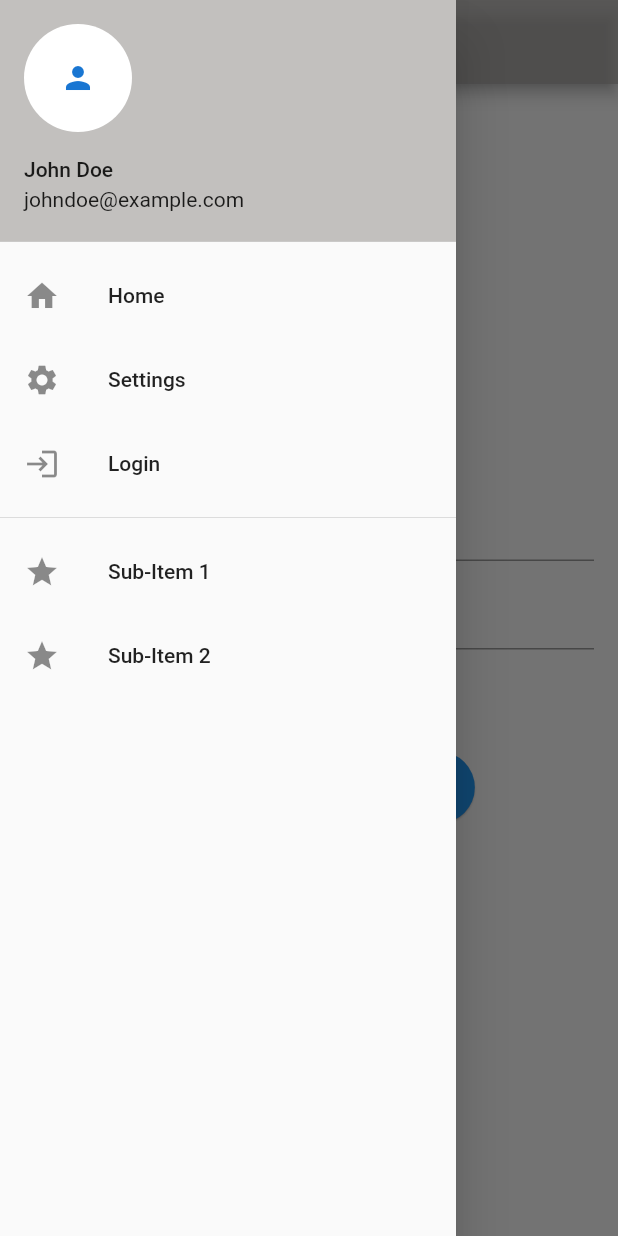
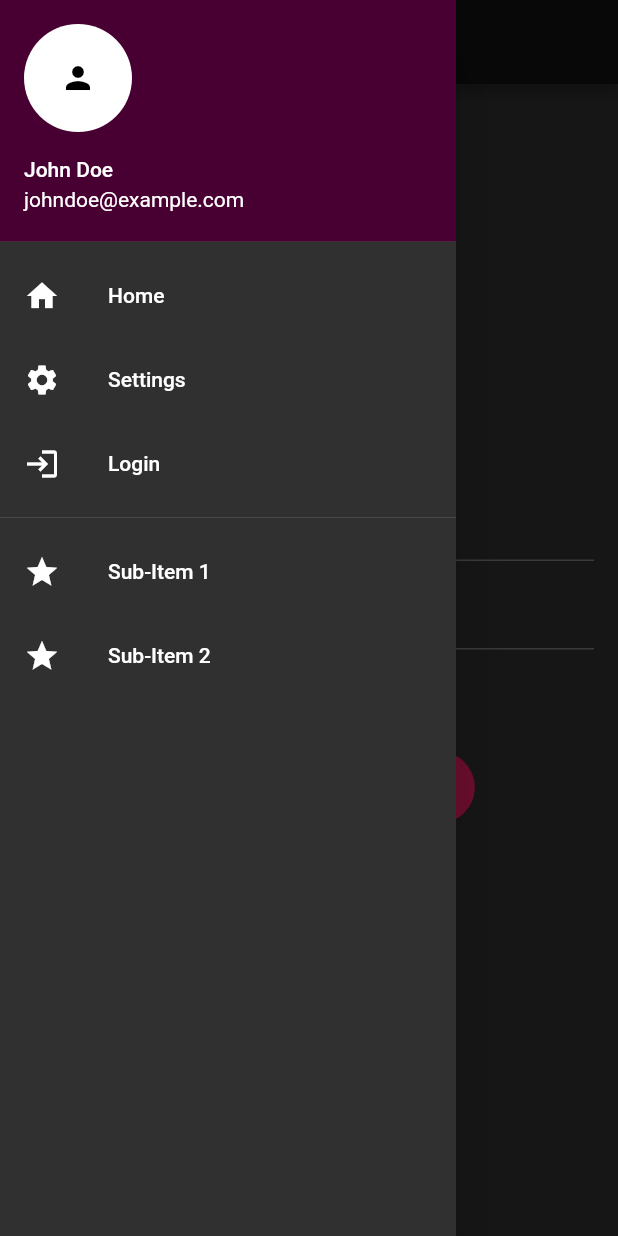
Before and after one commit to ChristopherLeidich/D20Weather, a Flutter app: the LoginPage screen opened directly, in the side drawer, after a tap on "Login", on a phone screen of 412 x 824 dp. Run offline on Flutter 3.47's test engine with Material 2 defaults, Android fonts, the light colour scheme and no system bars; our stand-ins replace carousel_slider, firebase_auth, firebase_core, font_awesome_flutter, google_sign_in; missing offline and left inert: flutter_gradient_app_bar, flutter_weather_bg_null_safety, parallax_rain, starsview; accounts and stored records are empty.

Commit message:
weatherThemes modular 1.0

```diff
--- a/lib/main.dart
+++ b/lib/main.dart
@@ -1,4 +1,4 @@
-import 'dart:io';
+//import 'dart:io';
 
 import 'dart:async';
 import 'package:fantasy_weather_app/Widgets/themes.dart';
@@ -7,17 +7,17 @@ import 'package:flutter/rendering.dart';
 import 'package:fantasy_weather_app/Widgets/carousel_slider.dart';
 import 'package:carousel_slider/carousel_slider.dart';
 import 'package:fantasy_weather_app/Widgets/drawer_widget.dart';
-//import 'package:fantasy_weather_app/Widgets/starviewfield.dart';
+import 'package:fantasy_weather_app/Widgets/starviewfield.dart';
 import 'dart:math';
 
 //import 'package:flutter/services.dart';
 //import 'package:google_fonts/google_fonts.dart';
 //import 'package:qr_flutter/qr_flutter.dart';
 
-import 'package:flutter/foundation.dart';
+//import 'package:flutter/foundation.dart';
 import 'package:firebase_core/firebase_core.dart';
-import 'package:firebase_auth/firebase_auth.dart';
-import 'package:google_sign_in/google_sign_in.dart';
+//import 'package:firebase_auth/firebase_auth.dart';
+//import 'package:google_sign_in/google_sign_in.dart';
 import 'firebase_options.dart';
 
 
@@ -31,7 +31,7 @@ import 'package:flutter_weather_bg_null_safety/flutter_weather_bg.dart';
 // import 'package:flutter_weather_bg_null_safety/utils/image_utils.dart';
 // import 'package:flutter_weather_bg_null_safety/utils/print_utils.dart';
 // import 'package:flutter_weather_bg_null_safety/utils/weather_type.dart';
-// import 'package:parallax_rain/parallax_rain.dart';
+import 'package:parallax_rain/parallax_rain.dart';
 
 
 void main() async {
@@ -49,54 +49,11 @@ class MyApp extends StatelessWidget {
   String get name => 'foo';
 
 
-  Future<void> initializeDefault() async {
-    FirebaseApp app = await Firebase.initializeApp(
-      options: DefaultFirebaseOptions.currentPlatform,
-    );
-    print('Initialized default app $app');
-  }
-
-  Future<void> initializeDefaultFromAndroidResource() async {
-    if (defaultTargetPlatform != TargetPlatform.android || kIsWeb) {
-      print('Not running on Android, skipping');
-      return;
-    }
-    FirebaseApp app = await Firebase.initializeApp();
-    print('Initialized default app $app from Android resource');
-  }
-
-  Future<void> initializeSecondary() async {
-    FirebaseApp app = await Firebase.initializeApp(
-      name: name,
-      options: DefaultFirebaseOptions.currentPlatform,
-    );
-
-    print('Initialized $app');
-  }
-
-  void apps() {
-    final List<FirebaseApp> apps = Firebase.apps;
-    print('Currently initialized apps: $apps');
-  }
-
-  void options() {
-    final FirebaseApp app = Firebase.app();
-    final options = app.options;
-    print('Current options for app ${app.name}: $options');
-  }
-
-  Future<void> delete() async {
-    final FirebaseApp app = Firebase.app(name);
-    await app.delete();
-    print('App $name deleted');
-  }
-
-
   @override
   Widget build(BuildContext context) {
     return MaterialApp(
       debugShowCheckedModeBanner: false,
-      theme: ThemeClass.lightTheme,
+      theme: ThemeClass.darkTheme,
       home: const MyCustomAppBar(),
     );
   }
@@ -162,7 +119,6 @@ class _MyCustomAppBarState extends State<MyCustomAppBar> {
   double doubleValues = 0.0;    //used for generating a random double Value
   String printableValues = '0.0'; //this is the temperature that gets printed in the End
   String preSymbol = '+';      //Symbol for negative/Positive Temperatures
-
 
   //dice section
   int d2 = 1;
@@ -342,11 +298,74 @@ class _MyCustomAppBarState extends State<MyCustomAppBar> {
       drawer: const MyDrawer(),
       body: Stack(
             children: [
-              WeatherBg(
-                  weatherType: WeatherType.heavySnow,
-                  width: MediaQuery.of(context).size.width,
-                  height: MediaQuery.of(context).size.height,
-              ),
+                switch (wetterBedingung) {
+                  "Umbral-Storm" => ParallaxRain(
+                    dropColors: const[
+                      Colors.deepPurpleAccent,
+                      Colors.blueGrey,
+                      Colors.blue,
+                      Colors.blueAccent,
+                      Colors.brown,
+                      Colors.blueGrey
+                    ],
+                    trail: true,
+                  ),
+                  "Radiant-Storm" => ParallaxRain(
+                    dropColors: const[
+                      Colors.yellow,
+                      Colors.yellowAccent,
+                      Colors.white70,
+                      Colors.lightBlue,
+                      Color(0xFFc9c165),
+                      Color(0xFFcc9654)
+                    ],
+                    trail: true,
+                  ),
+                  "Thunderstorm" => WeatherBg(   weatherType: WeatherType.thunder,
+                                          width: MediaQuery.of(context).size.width,
+                                          height: MediaQuery.of(context).size.height,
+                  ),
+                  "Phantasmal-Rain" => const StarsViewBackground(),
+                  "Rain" => WeatherBg(  weatherType: WeatherType.middleRainy,
+                                        width: MediaQuery.of(context).size.width,
+                                        height: MediaQuery.of(context).size.height,
+                  ),
+                  "Sun" => WeatherBg(  weatherType: WeatherType.sunny,
+                    width: MediaQuery.of(context).size.width,
+                    height: MediaQuery.of(context).size.height,
+                  ),
+                  "Drought" => WeatherBg(  weatherType: WeatherType.hazy,
+                    width: MediaQuery.of(context).size.width,
+                    height: MediaQuery.of(context).size.height,
+                  ),
+                  "Storm" => WeatherBg(  weatherType: WeatherType.heavyRainy,
+                    width: MediaQuery.of(context).size.width,
+                    height: MediaQuery.of(context).size.height,
+                  ),
+                  "Snow" => WeatherBg(  weatherType: WeatherType.middleSnow,
+                    width: MediaQuery.of(context).size.width,
+                    height: MediaQuery.of(context).size.height,
+                  ),
+                  "Hail" => WeatherBg(  weatherType: WeatherType.heavySnow,
+                    width: MediaQuery.of(context).size.width,
+                    height: MediaQuery.of(context).size.height,
+                  ),
+                  "Drizzle" => WeatherBg(  weatherType: WeatherType.lightRainy,
+                    width: MediaQuery.of(context).size.width,
+                    height: MediaQuery.of(context).size.height,
+                  ),
+                  "Cloudy" => WeatherBg(  weatherType: WeatherType.foggy,
+                    width: MediaQuery.of(context).size.width,
+                    height: MediaQuery.of(context).size.height,
+                  ),
+
+                  _ => WeatherBg(       weatherType: WeatherType.overcast,
+                                        width: MediaQuery.of(context).size.width,
+                                        height: MediaQuery.of(context).size.height,
+                  ),
+                },
+              //'Umbral-Storm','Radiant-Storm','Thunderstorm','Phantasmal-Rain','Rain','Sun',
+              // 'Drought', 'Storm','Snow','Hail','Drizzle','Cloudy'
               //const StarsViewBackground(),
               Column(
                 children: [
@@ -358,11 +377,13 @@ class _MyCustomAppBarState extends State<MyCustomAppBar> {
               TextWidget(currentIndex: currentIndex, wind: wind, direction: direction, wetterBedingung: wetterBedingung),
                 ],
               ),
+
           ],
         ),
       );
   }
 }
+
 
 
 class TextWidget extends StatelessWidget {
```
Also changed, not shown: lib/Widgets/carousel_slider.dart (+7 -0 lines).
